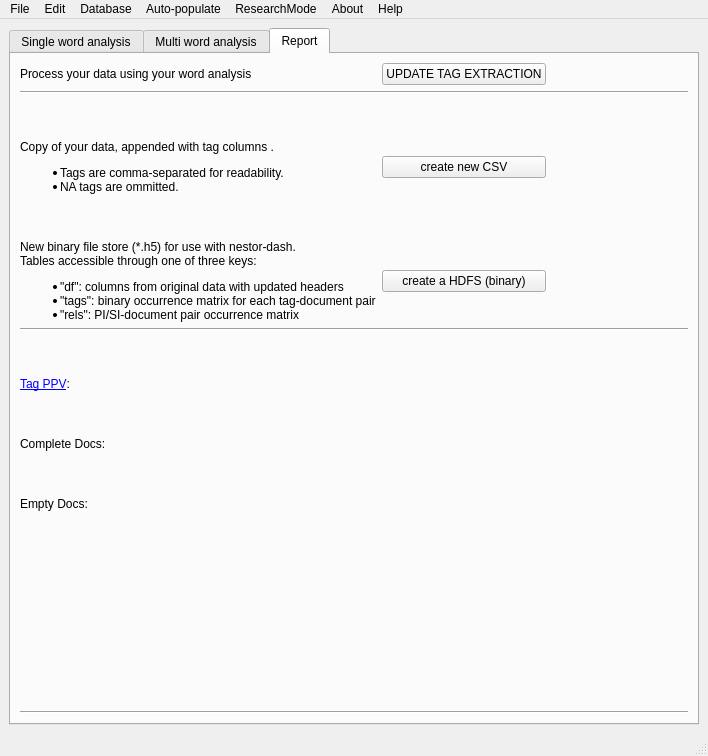
This is nestor/ui/taggingUI.ui in usnistgov/nestor as Qt 5 draws it before an edit. The edited form follows.
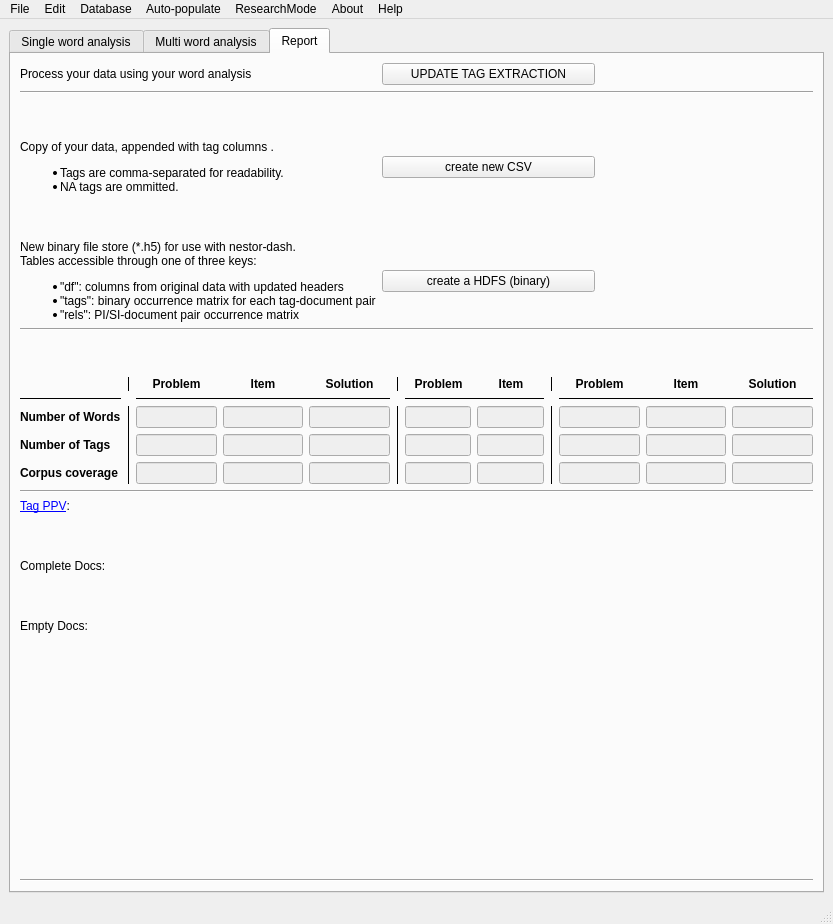
This is the edited form. The open tabs and pages were chosen to show the change.

Commit message: add the table on report (table make by hand not using the tableview

```diff
--- a/nestor/ui/taggingUI.ui
+++ b/nestor/ui/taggingUI.ui
@@ -6,10 +6,16 @@
    <rect>
     <x>0</x>
     <y>0</y>
-    <width>708</width>
-    <height>756</height>
+    <width>833</width>
+    <height>924</height>
    </rect>
   </property>
+  <property name="minimumSize">
+   <size>
+    <width>800</width>
+    <height>900</height>
+   </size>
+  </property>
   <property name="windowTitle">
    <string>NIST: Nestor Tagging Tool</string>
   </property>
@@ -721,6 +727,39 @@
           <string>Report</string>
          </attribute>
          <layout class="QGridLayout" name="gridLayout_4">
+          <item row="2" column="0">
+           <spacer name="verticalSpacer_11">
+            <property name="orientation">
+             <enum>Qt::Vertical</enum>
+            </property>
+            <property name="sizeType">
+             <enum>QSizePolicy::Minimum</enum>
+            </property>
+            <property name="sizeHint" stdset="0">
+             <size>
+              <width>20</width>
+              <height>40</height>
+             </size>
+            </property>
+           </spacer>
+          </item>
+          <item row="1" column="0">
+           <widget class="Line" name="line_7">
+            <property name="frameShadow">
+             <enum>QFrame::Sunken</enum>
+            </property>
+            <property name="orientation">
+             <enum>Qt::Horizontal</enum>
+            </property>
+           </widget>
+          </item>
+          <item row="6" column="0">
+           <widget class="Line" name="line_8">
+            <property name="orientation">
+             <enum>Qt::Horizontal</enum>
+            </property>
+           </widget>
+          </item>
           <item row="0" column="0">
            <layout class="QGridLayout" name="gridLayout_report_general">
             <item row="0" column="0">
@@ -841,37 +880,7 @@
             </item>
            </layout>
           </item>
-          <item row="4" column="0">
-           <widget class="Line" name="line_8">
-            <property name="orientation">
-             <enum>Qt::Horizontal</enum>
-            </property>
-           </widget>
-          </item>
-          <item row="1" column="0">
-           <widget class="Line" name="line_7">
-            <property name="orientation">
-             <enum>Qt::Horizontal</enum>
-            </property>
-           </widget>
-          </item>
-          <item row="2" column="0">
-           <spacer name="verticalSpacer_11">
-            <property name="orientation">
-             <enum>Qt::Vertical</enum>
-            </property>
-            <property name="sizeType">
-             <enum>QSizePolicy::Minimum</enum>
-            </property>
-            <property name="sizeHint" stdset="0">
-             <size>
-              <width>20</width>
-              <height>40</height>
-             </size>
-            </property>
-           </spacer>
-          </item>
-          <item row="3" column="0">
+          <item row="5" column="0">
            <layout class="QGridLayout" name="gridLayout_8">
             <item row="0" column="0">
              <layout class="QHBoxLayout" name="horizontalLayout">
@@ -964,6 +973,786 @@
             </item>
            </layout>
           </item>
+          <item row="4" column="0">
+           <widget class="Line" name="line_24">
+            <property name="orientation">
+             <enum>Qt::Horizontal</enum>
+            </property>
+           </widget>
+          </item>
+          <item row="3" column="0">
+           <layout class="QGridLayout" name="gridLayout_9">
+            <item row="1" column="6">
+             <widget class="Line" name="line_11">
+              <property name="frameShadow">
+               <enum>QFrame::Plain</enum>
+              </property>
+              <property name="orientation">
+               <enum>Qt::Horizontal</enum>
+              </property>
+             </widget>
+            </item>
+            <item row="2" column="1">
+             <widget class="Line" name="line_12">
+              <property name="frameShadow">
+               <enum>QFrame::Plain</enum>
+              </property>
+              <property name="orientation">
+               <enum>Qt::Vertical</enum>
+              </property>
+             </widget>
+            </item>
+            <item row="1" column="4">
+             <widget class="Line" name="line_13">
+              <property name="frameShadow">
+               <enum>QFrame::Plain</enum>
+              </property>
+              <property name="orientation">
+               <enum>Qt::Horizontal</enum>
+              </property>
+             </widget>
+            </item>
+            <item row="1" column="2">
+             <widget class="Line" name="line_14">
+              <property name="frameShadow">
+               <enum>QFrame::Plain</enum>
+              </property>
+              <property name="orientation">
+               <enum>Qt::Horizontal</enum>
+              </property>
+             </widget>
+            </item>
+            <item row="2" column="3">
+             <widget class="Line" name="line_15">
+              <property name="frameShadow">
+               <enum>QFrame::Plain</enum>
+              </property>
+              <property name="orientation">
+               <enum>Qt::Vertical</enum>
+              </property>
+             </widget>
+            </item>
+            <item row="0" column="6">
+             <layout class="QHBoxLayout" name="horizontalLayout_3">
+              <item>
+               <widget class="QLabel" name="label_21">
+                <property name="font">
+                 <font>
+                  <weight>75</weight>
+                  <bold>true</bold>
+                 </font>
+                </property>
+                <property name="frameShadow">
+                 <enum>QFrame::Plain</enum>
+                </property>
+                <property name="text">
+                 <string>Problem</string>
+                </property>
+                <property name="alignment">
+                 <set>Qt::AlignCenter</set>
+                </property>
+               </widget>
+              </item>
+              <item>
+               <widget class="QLabel" name="label_22">
+                <property name="font">
+                 <font>
+                  <weight>75</weight>
+                  <bold>true</bold>
+                 </font>
+                </property>
+                <property name="frameShadow">
+                 <enum>QFrame::Plain</enum>
+                </property>
+                <property name="text">
+                 <string>Item</string>
+                </property>
+                <property name="alignment">
+                 <set>Qt::AlignCenter</set>
+                </property>
+               </widget>
+              </item>
+              <item>
+               <widget class="QLabel" name="label_23">
+                <property name="font">
+                 <font>
+                  <weight>75</weight>
+                  <bold>true</bold>
+                 </font>
+                </property>
+                <property name="frameShadow">
+                 <enum>QFrame::Plain</enum>
+                </property>
+                <property name="text">
+                 <string>Solution</string>
+                </property>
+                <property name="alignment">
+                 <set>Qt::AlignCenter</set>
+                </property>
+               </widget>
+              </item>
+             </layout>
+            </item>
+            <item row="2" column="0">
+             <layout class="QVBoxLayout" name="verticalLayout_3">
+              <item>
+               <widget class="QLabel" name="label_5">
+                <property name="font">
+                 <font>
+                  <weight>75</weight>
+                  <bold>true</bold>
+                 </font>
+                </property>
+                <property name="text">
+                 <string>Number of Words</string>
+                </property>
+               </widget>
+              </item>
+              <item>
+               <widget class="QLabel" name="label_6">
+                <property name="font">
+                 <font>
+                  <weight>75</weight>
+                  <bold>true</bold>
+                 </font>
+                </property>
+                <property name="text">
+                 <string>Number of Tags</string>
+                </property>
+               </widget>
+              </item>
+              <item>
+               <widget class="QLabel" name="label_7">
+                <property name="font">
+                 <font>
+                  <weight>75</weight>
+                  <bold>true</bold>
+                 </font>
+                </property>
+                <property name="text">
+                 <string>Corpus coverage</string>
+                </property>
+               </widget>
+              </item>
+             </layout>
+            </item>
+            <item row="2" column="4">
+             <layout class="QGridLayout" name="gridLayout_10">
+              <item row="1" column="0">
+               <widget class="QLineEdit" name="lineEdit_37">
+                <property name="enabled">
+                 <bool>false</bool>
+                </property>
+                <property name="autoFillBackground">
+                 <bool>false</bool>
+                </property>
+                <property name="text">
+                 <string/>
+                </property>
+                <property name="alignment">
+                 <set>Qt::AlignCenter</set>
+                </property>
+                <property name="readOnly">
+                 <bool>true</bool>
+                </property>
+               </widget>
+              </item>
+              <item row="1" column="1">
+               <widget class="QLineEdit" name="lineEdit_41">
+                <property name="enabled">
+                 <bool>false</bool>
+                </property>
+                <property name="text">
+                 <string/>
+                </property>
+                <property name="alignment">
+                 <set>Qt::AlignCenter</set>
+                </property>
+                <property name="readOnly">
+                 <bool>true</bool>
+                </property>
+               </widget>
+              </item>
+              <item row="2" column="0">
+               <widget class="QLineEdit" name="lineEdit_38">
+                <property name="enabled">
+                 <bool>false</bool>
+                </property>
+                <property name="autoFillBackground">
+                 <bool>false</bool>
+                </property>
+                <property name="text">
+                 <string/>
+                </property>
+                <property name="alignment">
+                 <set>Qt::AlignCenter</set>
+                </property>
+                <property name="readOnly">
+                 <bool>true</bool>
+                </property>
+               </widget>
+              </item>
+              <item row="2" column="1">
+               <widget class="QLineEdit" name="lineEdit_36">
+                <property name="enabled">
+                 <bool>false</bool>
+                </property>
+                <property name="autoFillBackground">
+                 <bool>false</bool>
+                </property>
+                <property name="text">
+                 <string/>
+                </property>
+                <property name="alignment">
+                 <set>Qt::AlignCenter</set>
+                </property>
+                <property name="readOnly">
+                 <bool>true</bool>
+                </property>
+               </widget>
+              </item>
+              <item row="0" column="1">
+               <widget class="QLineEdit" name="lineEdit_40">
+                <property name="enabled">
+                 <bool>false</bool>
+                </property>
+                <property name="autoFillBackground">
+                 <bool>false</bool>
+                </property>
+                <property name="text">
+                 <string/>
+                </property>
+                <property name="alignment">
+                 <set>Qt::AlignCenter</set>
+                </property>
+                <property name="readOnly">
+                 <bool>true</bool>
+                </property>
+               </widget>
+              </item>
+              <item row="0" column="0">
+               <widget class="QLineEdit" name="lineEdit_28">
+                <property name="enabled">
+                 <bool>false</bool>
+                </property>
+                <property name="autoFillBackground">
+                 <bool>false</bool>
+                </property>
+                <property name="text">
+                 <string/>
+                </property>
+                <property name="alignment">
+                 <set>Qt::AlignCenter</set>
+                </property>
+                <property name="readOnly">
+                 <bool>true</bool>
+                </property>
+               </widget>
+              </item>
+             </layout>
+            </item>
+            <item row="2" column="2">
+             <layout class="QGridLayout" name="gridLayout_2">
+              <item row="2" column="1">
+               <widget class="QLineEdit" name="lineEdit_34">
+                <property name="enabled">
+                 <bool>false</bool>
+                </property>
+                <property name="autoFillBackground">
+                 <bool>false</bool>
+                </property>
+                <property name="text">
+                 <string/>
+                </property>
+                <property name="alignment">
+                 <set>Qt::AlignCenter</set>
+                </property>
+                <property name="readOnly">
+                 <bool>true</bool>
+                </property>
+               </widget>
+              </item>
+              <item row="1" column="2">
+               <widget class="QLineEdit" name="lineEdit_31">
+                <property name="enabled">
+                 <bool>false</bool>
+                </property>
+                <property name="autoFillBackground">
+                 <bool>false</bool>
+                </property>
+                <property name="text">
+                 <string/>
+                </property>
+                <property name="alignment">
+                 <set>Qt::AlignCenter</set>
+                </property>
+                <property name="readOnly">
+                 <bool>true</bool>
+                </property>
+               </widget>
+              </item>
+              <item row="0" column="0">
+               <widget class="QLineEdit" name="lineEdit_25">
+                <property name="enabled">
+                 <bool>false</bool>
+                </property>
+                <property name="autoFillBackground">
+                 <bool>false</bool>
+                </property>
+                <property name="text">
+                 <string/>
+                </property>
+                <property name="alignment">
+                 <set>Qt::AlignCenter</set>
+                </property>
+                <property name="readOnly">
+                 <bool>true</bool>
+                </property>
+               </widget>
+              </item>
+              <item row="1" column="0">
+               <widget class="QLineEdit" name="lineEdit_29">
+                <property name="enabled">
+                 <bool>false</bool>
+                </property>
+                <property name="autoFillBackground">
+                 <bool>false</bool>
+                </property>
+                <property name="text">
+                 <string/>
+                </property>
+                <property name="alignment">
+                 <set>Qt::AlignCenter</set>
+                </property>
+                <property name="readOnly">
+                 <bool>true</bool>
+                </property>
+               </widget>
+              </item>
+              <item row="2" column="0">
+               <widget class="QLineEdit" name="lineEdit_30">
+                <property name="enabled">
+                 <bool>false</bool>
+                </property>
+                <property name="text">
+                 <string/>
+                </property>
+                <property name="alignment">
+                 <set>Qt::AlignCenter</set>
+                </property>
+                <property name="readOnly">
+                 <bool>true</bool>
+                </property>
+               </widget>
+              </item>
+              <item row="2" column="2">
+               <widget class="QLineEdit" name="lineEdit_35">
+                <property name="enabled">
+                 <bool>false</bool>
+                </property>
+                <property name="autoFillBackground">
+                 <bool>false</bool>
+                </property>
+                <property name="text">
+                 <string/>
+                </property>
+                <property name="alignment">
+                 <set>Qt::AlignCenter</set>
+                </property>
+                <property name="readOnly">
+                 <bool>true</bool>
+                </property>
+               </widget>
+              </item>
+              <item row="0" column="1">
+               <widget class="QLineEdit" name="lineEdit_26">
+                <property name="enabled">
+                 <bool>false</bool>
+                </property>
+                <property name="autoFillBackground">
+                 <bool>false</bool>
+                </property>
+                <property name="text">
+                 <string/>
+                </property>
+                <property name="alignment">
+                 <set>Qt::AlignCenter</set>
+                </property>
+                <property name="readOnly">
+                 <bool>true</bool>
+                </property>
+               </widget>
+              </item>
+              <item row="1" column="1">
+               <widget class="QLineEdit" name="lineEdit_32">
+                <property name="enabled">
+                 <bool>false</bool>
+                </property>
+                <property name="autoFillBackground">
+                 <bool>false</bool>
+                </property>
+                <property name="text">
+                 <string/>
+                </property>
+                <property name="alignment">
+                 <set>Qt::AlignCenter</set>
+                </property>
+                <property name="readOnly">
+                 <bool>true</bool>
+                </property>
+               </widget>
+              </item>
+              <item row="0" column="2">
+               <widget class="QLineEdit" name="lineEdit_27">
+                <property name="enabled">
+                 <bool>false</bool>
+                </property>
+                <property name="autoFillBackground">
+                 <bool>false</bool>
+                </property>
+                <property name="text">
+                 <string/>
+                </property>
+                <property name="alignment">
+                 <set>Qt::AlignCenter</set>
+                </property>
+                <property name="readOnly">
+                 <bool>true</bool>
+                </property>
+               </widget>
+              </item>
+             </layout>
+            </item>
+            <item row="0" column="2">
+             <layout class="QHBoxLayout" name="horizontalLayout_2">
+              <item>
+               <widget class="QLabel" name="label_16">
+                <property name="font">
+                 <font>
+                  <weight>75</weight>
+                  <bold>true</bold>
+                 </font>
+                </property>
+                <property name="frameShadow">
+                 <enum>QFrame::Plain</enum>
+                </property>
+                <property name="text">
+                 <string>Problem</string>
+                </property>
+                <property name="alignment">
+                 <set>Qt::AlignCenter</set>
+                </property>
+               </widget>
+              </item>
+              <item>
+               <widget class="QLabel" name="label_8">
+                <property name="font">
+                 <font>
+                  <weight>75</weight>
+                  <bold>true</bold>
+                 </font>
+                </property>
+                <property name="frameShadow">
+                 <enum>QFrame::Plain</enum>
+                </property>
+                <property name="text">
+                 <string>Item</string>
+                </property>
+                <property name="alignment">
+                 <set>Qt::AlignCenter</set>
+                </property>
+               </widget>
+              </item>
+              <item>
+               <widget class="QLabel" name="label_17">
+                <property name="font">
+                 <font>
+                  <weight>75</weight>
+                  <bold>true</bold>
+                 </font>
+                </property>
+                <property name="frameShadow">
+                 <enum>QFrame::Plain</enum>
+                </property>
+                <property name="text">
+                 <string>Solution</string>
+                </property>
+                <property name="alignment">
+                 <set>Qt::AlignCenter</set>
+                </property>
+               </widget>
+              </item>
+             </layout>
+            </item>
+            <item row="0" column="4">
+             <layout class="QHBoxLayout" name="horizontalLayout_4">
+              <item>
+               <widget class="QLabel" name="label_18">
+                <property name="font">
+                 <font>
+                  <weight>75</weight>
+                  <bold>true</bold>
+                 </font>
+                </property>
+                <property name="frameShadow">
+                 <enum>QFrame::Plain</enum>
+                </property>
+                <property name="text">
+                 <string>Problem</string>
+                </property>
+                <property name="alignment">
+                 <set>Qt::AlignCenter</set>
+                </property>
+               </widget>
+              </item>
+              <item>
+               <widget class="QLabel" name="label_19">
+                <property name="font">
+                 <font>
+                  <weight>75</weight>
+                  <bold>true</bold>
+                 </font>
+                </property>
+                <property name="frameShadow">
+                 <enum>QFrame::Plain</enum>
+                </property>
+                <property name="text">
+                 <string>Item</string>
+                </property>
+                <property name="alignment">
+                 <set>Qt::AlignCenter</set>
+                </property>
+               </widget>
+              </item>
+             </layout>
+            </item>
+            <item row="2" column="6">
+             <layout class="QGridLayout" name="gridLayout_11">
+              <item row="0" column="2">
+               <widget class="QLineEdit" name="lineEdit_51">
+                <property name="enabled">
+                 <bool>false</bool>
+                </property>
+                <property name="autoFillBackground">
+                 <bool>false</bool>
+                </property>
+                <property name="text">
+                 <string/>
+                </property>
+                <property name="alignment">
+                 <set>Qt::AlignCenter</set>
+                </property>
+                <property name="readOnly">
+                 <bool>true</bool>
+                </property>
+               </widget>
+              </item>
+              <item row="1" column="2">
+               <widget class="QLineEdit" name="lineEdit_44">
+                <property name="enabled">
+                 <bool>false</bool>
+                </property>
+                <property name="autoFillBackground">
+                 <bool>false</bool>
+                </property>
+                <property name="text">
+                 <string/>
+                </property>
+                <property name="alignment">
+                 <set>Qt::AlignCenter</set>
+                </property>
+                <property name="readOnly">
+                 <bool>true</bool>
+                </property>
+               </widget>
+              </item>
+              <item row="0" column="0">
+               <widget class="QLineEdit" name="lineEdit_45">
+                <property name="enabled">
+                 <bool>false</bool>
+                </property>
+                <property name="autoFillBackground">
+                 <bool>false</bool>
+                </property>
+                <property name="text">
+                 <string/>
+                </property>
+                <property name="alignment">
+                 <set>Qt::AlignCenter</set>
+                </property>
+                <property name="readOnly">
+                 <bool>true</bool>
+                </property>
+               </widget>
+              </item>
+              <item row="2" column="0">
+               <widget class="QLineEdit" name="lineEdit_47">
+                <property name="enabled">
+                 <bool>false</bool>
+                </property>
+                <property name="autoFillBackground">
+                 <bool>false</bool>
+                </property>
+                <property name="text">
+                 <string/>
+                </property>
+                <property name="alignment">
+                 <set>Qt::AlignCenter</set>
+                </property>
+                <property name="readOnly">
+                 <bool>true</bool>
+                </property>
+               </widget>
+              </item>
+              <item row="1" column="1">
+               <widget class="QLineEdit" name="lineEdit_50">
+                <property name="enabled">
+                 <bool>false</bool>
+                </property>
+                <property name="autoFillBackground">
+                 <bool>false</bool>
+                </property>
+                <property name="text">
+                 <string/>
+                </property>
+                <property name="alignment">
+                 <set>Qt::AlignCenter</set>
+                </property>
+                <property name="readOnly">
+                 <bool>true</bool>
+                </property>
+               </widget>
+              </item>
+              <item row="2" column="2">
+               <widget class="QLineEdit" name="lineEdit_48">
+                <property name="enabled">
+                 <bool>false</bool>
+                </property>
+                <property name="autoFillBackground">
+                 <bool>false</bool>
+                </property>
+                <property name="text">
+                 <string/>
+                </property>
+                <property name="alignment">
+                 <set>Qt::AlignCenter</set>
+                </property>
+                <property name="readOnly">
+                 <bool>true</bool>
+                </property>
+               </widget>
+              </item>
+              <item row="0" column="1">
+               <widget class="QLineEdit" name="lineEdit_49">
+                <property name="enabled">
+                 <bool>false</bool>
+                </property>
+                <property name="autoFillBackground">
+                 <bool>false</bool>
+                </property>
+                <property name="text">
+                 <string/>
+                </property>
+                <property name="alignment">
+                 <set>Qt::AlignCenter</set>
+                </property>
+                <property name="readOnly">
+                 <bool>true</bool>
+                </property>
+               </widget>
+              </item>
+              <item row="1" column="0">
+               <widget class="QLineEdit" name="lineEdit_46">
+                <property name="enabled">
+                 <bool>false</bool>
+                </property>
+                <property name="autoFillBackground">
+                 <bool>false</bool>
+                </property>
+                <property name="text">
+                 <string/>
+                </property>
+                <property name="alignment">
+                 <set>Qt::AlignCenter</set>
+                </property>
+                <property name="readOnly">
+                 <bool>true</bool>
+                </property>
+               </widget>
+              </item>
+              <item row="2" column="1">
+               <widget class="QLineEdit" name="lineEdit_43">
+                <property name="enabled">
+                 <bool>false</bool>
+                </property>
+                <property name="autoFillBackground">
+                 <bool>false</bool>
+                </property>
+                <property name="text">
+                 <string/>
+                </property>
+                <property name="alignment">
+                 <set>Qt::AlignCenter</set>
+                </property>
+                <property name="readOnly">
+                 <bool>true</bool>
+                </property>
+               </widget>
+              </item>
+             </layout>
+            </item>
+            <item row="1" column="0">
+             <widget class="Line" name="line_17">
+              <property name="frameShadow">
+               <enum>QFrame::Plain</enum>
+              </property>
+              <property name="orientation">
+               <enum>Qt::Horizontal</enum>
+              </property>
+             </widget>
+            </item>
+            <item row="0" column="1">
+             <widget class="Line" name="line_18">
+              <property name="frameShadow">
+               <enum>QFrame::Plain</enum>
+              </property>
+              <property name="orientation">
+               <enum>Qt::Vertical</enum>
+              </property>
+             </widget>
+            </item>
+            <item row="2" column="5">
+             <widget class="Line" name="line_19">
+              <property name="frameShadow">
+               <enum>QFrame::Plain</enum>
+              </property>
+              <property name="orientation">
+               <enum>Qt::Vertical</enum>
+              </property>
+             </widget>
+            </item>
+            <item row="0" column="5">
+             <widget class="Line" name="line_20">
+              <property name="frameShadow">
+               <enum>QFrame::Plain</enum>
+              </property>
+              <property name="orientation">
+               <enum>Qt::Vertical</enum>
+              </property>
+             </widget>
+            </item>
+            <item row="0" column="3">
+             <widget class="Line" name="line_16">
+              <property name="frameShadow">
+               <enum>QFrame::Plain</enum>
+              </property>
+              <property name="orientation">
+               <enum>Qt::Vertical</enum>
+              </property>
+             </widget>
+            </item>
+           </layout>
+          </item>
          </layout>
         </widget>
        </widget>
@@ -978,7 +1767,7 @@
     <rect>
      <x>0</x>
      <y>0</y>
-     <width>708</width>
+     <width>833</width>
      <height>22</height>
     </rect>
    </property>
```
Left out of the diff: 9 changed lines with no effect on the pictures.
